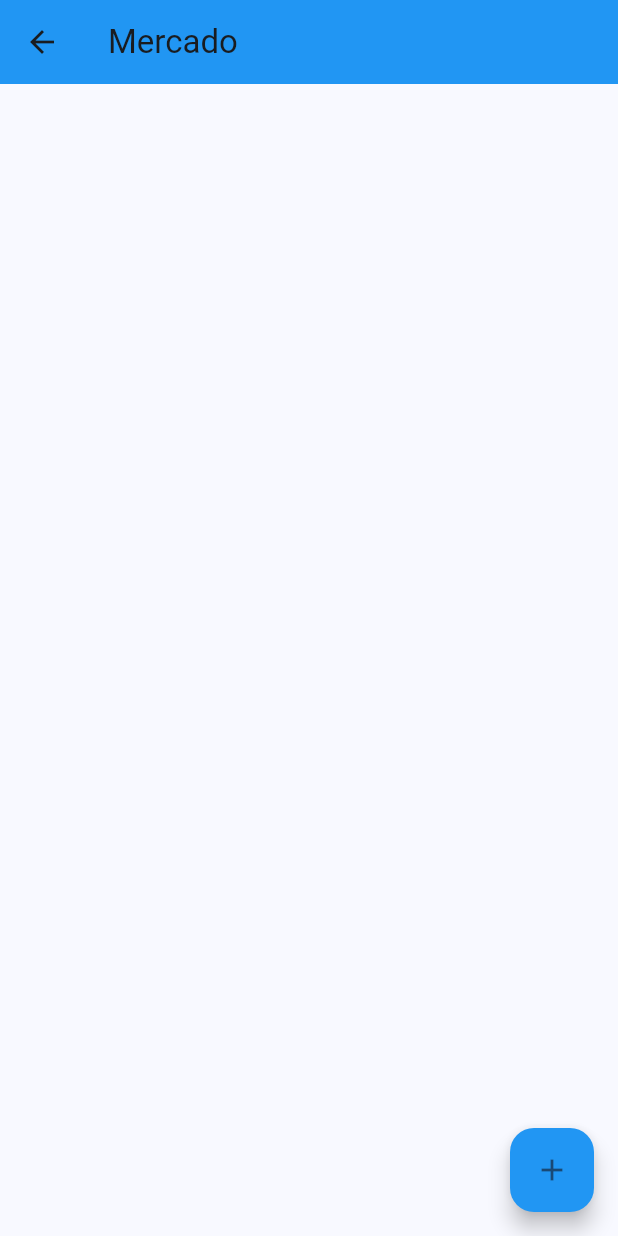
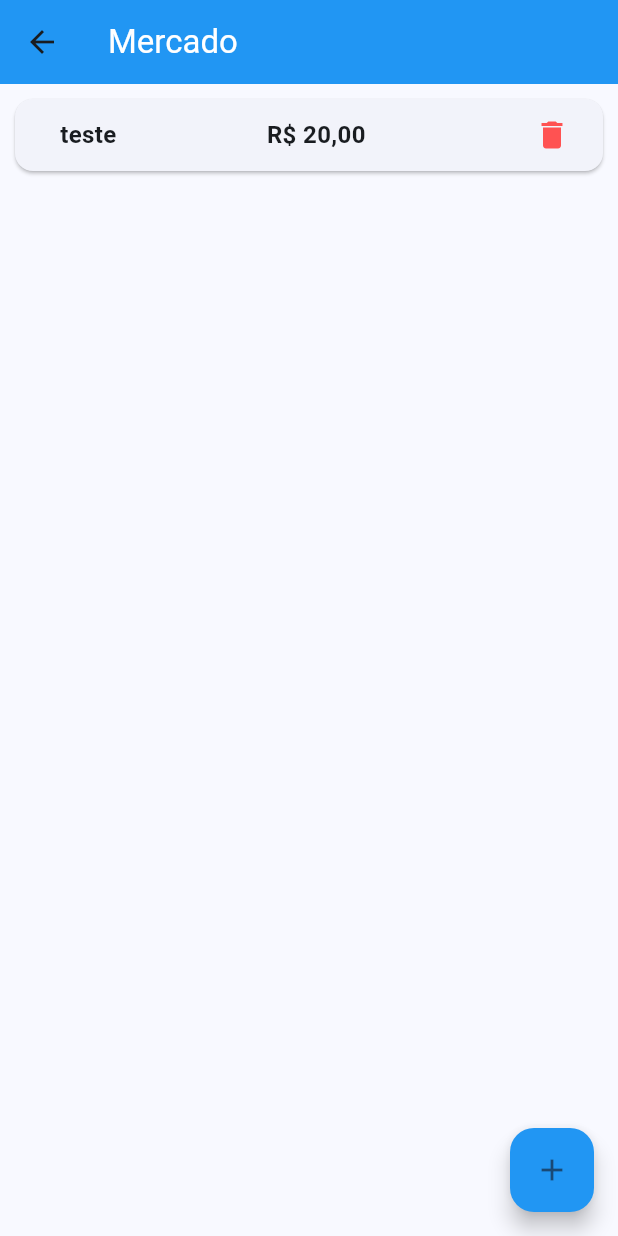
Before and after one commit to Silva-Amon/comprar_oque, a Flutter app: the screen it shows after launch, after a tap on "Mercado", on a phone screen of 412 x 824 dp. Run offline on Flutter 3.47's test engine with Material 3 defaults, Android fonts, the phone set to English and light mode, and no system bars; missing offline and left inert: confirm_dialog.

Commit message:
chore: add items to buy list

```diff
--- /dev/null
+++ b/lib/enums/itemCategory.dart
@@ -0,0 +1 @@
+enum ItemCategory { food, hygiene, superfluous, home, others }
--- a/lib/main.dart
+++ b/lib/main.dart
@@ -1,5 +1,5 @@
 import 'package:comprar_oque/screens/home.dart';
-import 'package:comprar_oque/screens/list.dart';
+import 'package:comprar_oque/screens/ItemsList.dart';
 import 'package:flutter/material.dart';
 
 void main() {
@@ -19,7 +19,7 @@ class MyApp extends StatelessWidget {
       ),
       routes: {
         "/": (context) => const HomeBuyListWidget(),
-        "/list": (context) => const ListWidget(),
+        "/list": (context) => const ItemListWidget(),
       },
       initialRoute: "/",
     );
--- a/lib/models/buyList.dart
+++ b/lib/models/buyList.dart
@@ -1,4 +1,5 @@
-import 'package:comprar_oque/models/itemList.dart';
+import 'package:comprar_oque/enums/ItemCategory.dart';
+import 'package:comprar_oque/models/item.dart';
 import 'package:uuid/uuid.dart';
 
 class BuyList {
@@ -6,7 +7,7 @@ class BuyList {
   final String title;
   bool favorite = false;
 
-  List<ItemList> items = [];
+  List<Item> items = [Item("teste", 20, ItemCategory.food)];
 
   BuyList(this.title);
 }
--- a/lib/models/itemList.dart
+++ b/lib/models/item.dart
@@ -1,10 +1,12 @@
+import 'package:comprar_oque/enums/ItemCategory.dart';
 import 'package:uuid/uuid.dart';
 
-class ItemList {
+class Item {
   final String? id = const Uuid().toString();
   final String title;
   double price;
+  ItemCategory category;
   bool purchased = false;
 
-  ItemList(this.title, this.price);
+  Item(this.title, this.price, this.category);
 }
--- /dev/null
+++ b/lib/screens/ItemsList.dart
@@ -0,0 +1,107 @@
+import 'package:comprar_oque/enums/ItemCategory.dart';
+import 'package:comprar_oque/models/buyList.dart';
+import 'package:comprar_oque/models/item.dart';
+import 'package:confirm_dialog/confirm_dialog.dart';
+import 'package:flutter/material.dart';
+import 'package:intl/intl.dart';
+
+class ItemListWidget extends StatefulWidget {
+  const ItemListWidget({super.key});
+
+  @override
+  State<ItemListWidget> createState() => _ItemListWidgetState();
+}
+
+class _ItemListWidgetState extends State<ItemListWidget> {
+  _addItem(BuyList buyList, Item newItem) {
+    setState(() {
+      buyList.items.add(newItem);
+    });
+  }
+
+  _deleteItem(BuyList buyList, Item item) {
+    setState(() {
+      buyList.items.remove(item);
+    });
+  }
+
+  @override
+  Widget build(BuildContext context) {
+    final buyList = ModalRoute.of(context)!.settings.arguments as BuyList;
+
+    return Scaffold(
+      appBar: AppBar(
+        title: Text(
+          buyList.title,
+          style: const TextStyle(color: Colors.white),
+        ),
+        backgroundColor: Colors.blue,
+      ),
+      body: Column(children: <Widget>[
+        Expanded(
+            child: Padding(
+                padding: const EdgeInsets.all(6.0),
+                child: Column(children: _buildItemListCards(buyList)))),
+      ]),
+      floatingActionButton: FloatingActionButton(
+        onPressed: () {
+          //TODO: create a dialog/screen to add a new item
+          Item newItem = Item('Teste Novo', 50, ItemCategory.others);
+          _addItem(buyList, newItem);
+        },
+        backgroundColor: Colors.blue,
+        child: const Icon(Icons.add),
+      ),
+    );
+  }
+
+  List<Widget> _buildItemListCards(BuyList buyList) {
+    return buyList.items
+        .map((item) => GestureDetector(
+              onTap: () => {},
+              child: Card(
+                child: Row(
+                  mainAxisAlignment: MainAxisAlignment.spaceBetween,
+                  children: <Widget>[
+                    Padding(
+                      padding: const EdgeInsets.only(left: 30.0, right: 10.0),
+                      child: Text(item.title,
+                          overflow: TextOverflow.ellipsis,
+                          style: const TextStyle(
+                              fontWeight: FontWeight.w700, fontSize: 16)),
+                    ),
+                    Flexible(
+                      child: Text(
+                          NumberFormat.simpleCurrency(
+                                  locale: 'pt_Br', decimalDigits: 2)
+                              .format(item.price),
+                          overflow: TextOverflow.ellipsis,
+                          style: const TextStyle(
+                              fontWeight: FontWeight.w700, fontSize: 16)),
+                    ),
+                    Padding(
+                      padding: const EdgeInsets.only(left: 10.0, right: 10.0),
+                      child: IconButton(
+                        onPressed: () async {
+                          if (await confirm(
+                            context,
+                            title: const Text('Deletar'),
+                            content: const Text(
+                                'Deseja realmente deletar o item da sua lista?'),
+                            textOK: const Text('Sim'),
+                            textCancel: const Text('Não'),
+                          )) {
+                            _deleteItem(buyList, item);
+                          }
+                        },
+                        icon: const Icon(Icons.delete),
+                        color: Colors.redAccent,
+                      ),
+                    )
+                  ],
+                ),
+              ),
+            ))
+        .toList();
+  }
+}
--- a/lib/screens/list.dart
+++ /dev/null
@@ -1,37 +0,0 @@
-import 'package:comprar_oque/models/buyList.dart';
-import 'package:comprar_oque/models/itemList.dart';
-import 'package:flutter/material.dart';
-
-class ListWidget extends StatefulWidget {
-  const ListWidget({super.key});
-
-  @override
-  State<ListWidget> createState() => _ListWidgetState();
-}
-
-class _ListWidgetState extends State<ListWidget> {
-  @override
-  Widget build(BuildContext context) {
-    final buyList = ModalRoute.of(context)!.settings.arguments as BuyList;
-
-    return Scaffold(
-      appBar: AppBar(
-        title: Text(buyList.title),
-        backgroundColor: Colors.blue,
-      ),
-      body: ListView.builder(
-        itemCount: buyList.items.length,
-        itemBuilder: (context, index) {
-          // return buyList.items[index];
-        },
-      ),
-      floatingActionButton: FloatingActionButton(
-        onPressed: () {
-          // _addItem(buyList);
-        },
-        child: const Icon(Icons.add),
-        backgroundColor: Colors.blue,
-      ),
-    );
-  }
-}
--- a/pubspec.yaml
+++ b/pubspec.yaml
@@ -36,6 +36,7 @@ dependencies:
   cupertino_icons: ^1.0.2
   uuid: ^4.0.0
   confirm_dialog: ^1.0.2
+  intl: ^0.18.1
 
 dev_dependencies:
   flutter_test:
```
Also changed, not shown: lib/screens/home.dart (+6 -6 lines), pubspec.lock, 1 other file.
